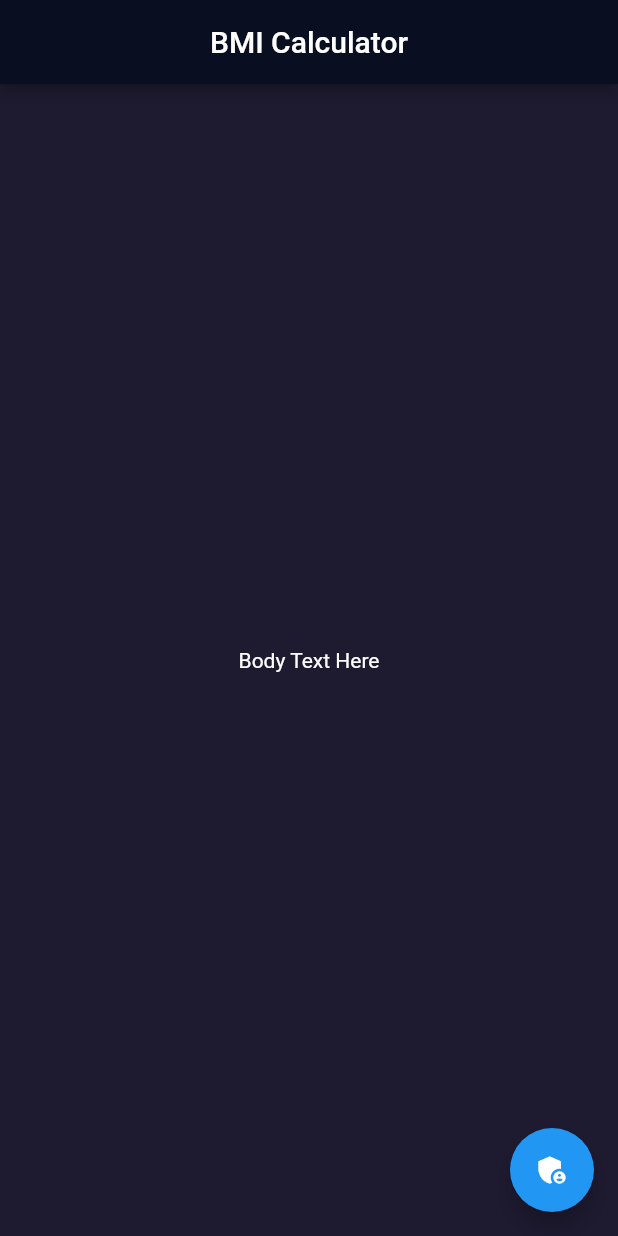
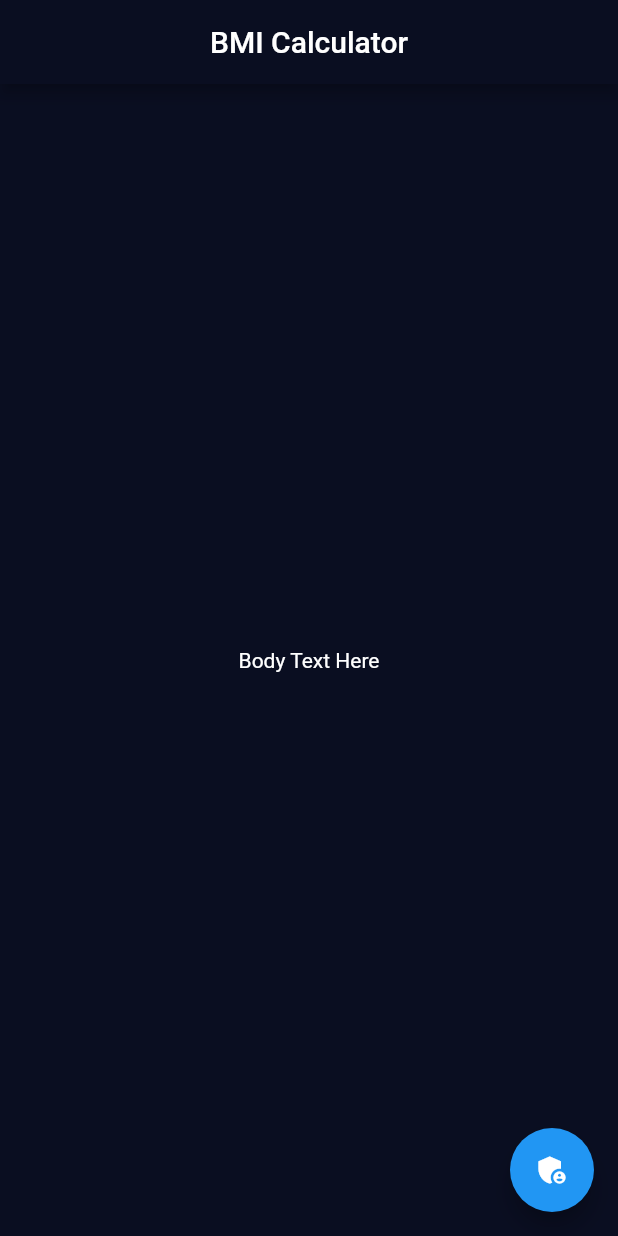
Before and after one commit to chirag-ji/bmi_calculator, a Flutter app: the screen it shows after launch, on a phone screen of 412 x 824 dp. Run offline on Flutter 3.47's test engine with Material 2 defaults, Android fonts, the phone set to English and light mode, and no system bars.

Commit message:
background color correction

```diff
--- a/lib/main.dart
+++ b/lib/main.dart
@@ -13,7 +13,7 @@ class BMICalculator extends StatelessWidget {
       title: App.appName,
       theme: ThemeData.dark().copyWith(
         primaryColor: Color(0xFF0A0E21),
-        scaffoldBackgroundColor: Color(0xFF1E1B31),
+        scaffoldBackgroundColor: Color(0xFF0A0E21),
       ),
       home: Scaffold(
         appBar: AppBar(
```
